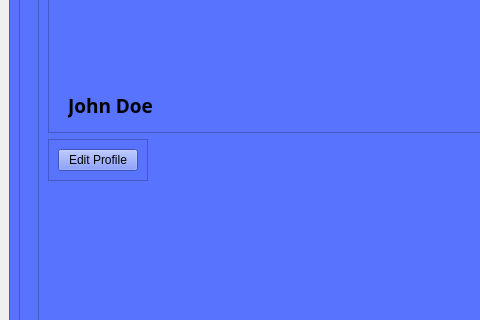
This is ui/l_homepage.ui in neel-mistry/PoCoH-MiniProj as Qt 5 draws it before an edit; both pictures show x 0 to 480 and y 128 to 448 of the 1115 by 849 pixel window. The edited form follows.
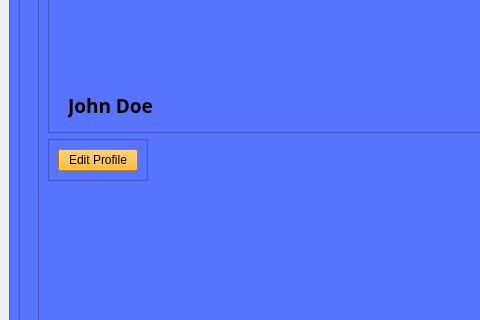
This is the edited form. The open tabs and pages were chosen to show the change. Icons and pictures are not drawn.

What changed in the file:
```diff
--- a/ui/l_homepage.ui
+++ b/ui/l_homepage.ui
@@ -296,7 +296,16 @@
                    </property>
                    <layout class="QVBoxLayout" name="verticalLayout_46">
                     <item>
-                     <widget class="QPushButton" name="pushButton">
+                     <widget class="QPushButton" name="beditprof">
+                      <property name="styleSheet">
+                       <string notr="true">border-radius: 0.5em;
+background-color: rgb(255, 174, 13);
+padding-top: 0.30em;
+padding-bottom: 0.30em;
+padding-left: 0.5em;
+padding-right: 0.5em;
+font: 500 10pt &quot;Poppins&quot;;</string>
+                      </property>
                       <property name="text">
                        <string>Edit Profile</string>
                       </property>
```
Left out of the diff: 10 changed lines with no effect on the pictures.
